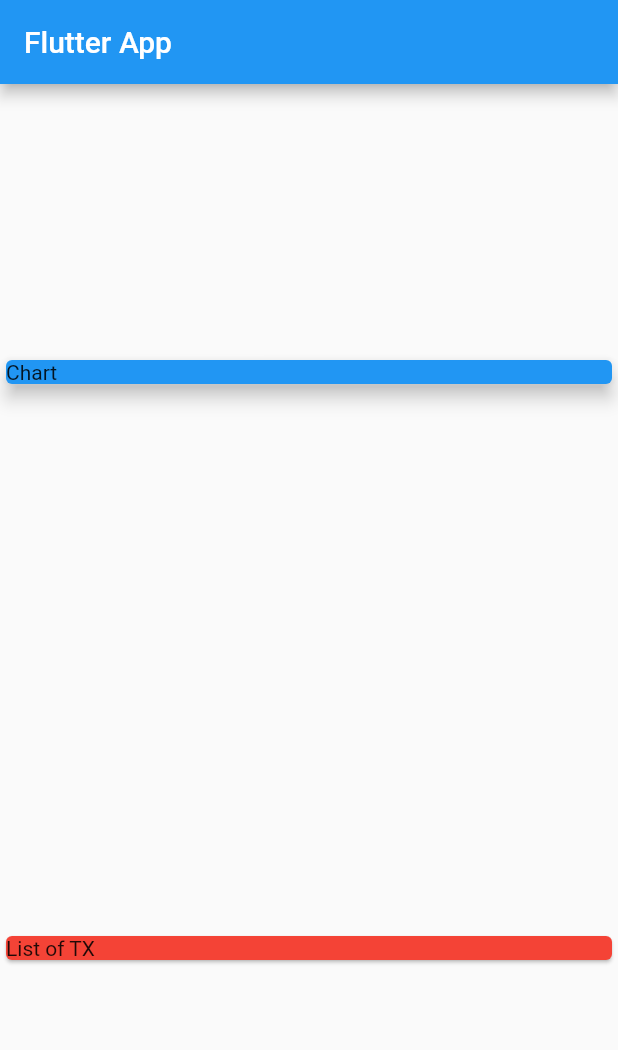
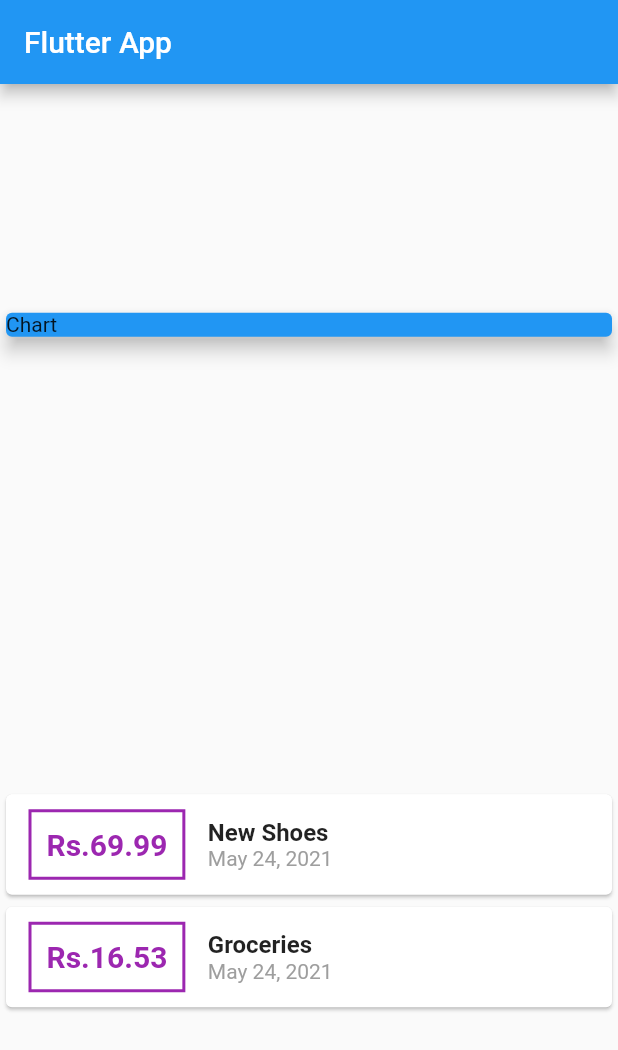
Before and after one commit to suyashagno3/Personal_Expense_Manager, a Flutter app: the screen it shows after launch, on a phone screen of 412 x 824 dp. Shown: the top 1050 px of the screen. Run offline on Flutter 3.47's test engine with Material 2 defaults, Android fonts, the phone set to English and light mode, and no system bars.

Commit message:
Transaction Cards initialised

```diff
--- a/lib/main.dart
+++ b/lib/main.dart
@@ -1,4 +1,7 @@
 import 'package:flutter/material.dart';
+import 'package:intl/intl.dart';
+
+import './transaction.dart';
 
 void main() => runApp(MyApp());
 
@@ -13,6 +16,21 @@ class MyApp extends StatelessWidget {
 }
 
 class MyHomePage extends StatelessWidget {
+  final List<Transaction> transactions = [
+    Transaction(
+      id: 't1',
+      title: 'New Shoes',
+      amount: 69.99,
+      date: DateTime.now(),
+    ),
+    Transaction(
+      id: 't1',
+      title: 'Groceries',
+      amount: 16.53,
+      date: DateTime.now(),
+    ),
+  ];
+
   @override
   Widget build(BuildContext context) {
     return Scaffold(
@@ -33,9 +51,52 @@ class MyHomePage extends StatelessWidget {
               elevation: 5,
             ),
           ),
-          Card(
-            color: Colors.red,
-            child: Text('List of TX'),
+          Column(
+            children: transactions.map((tx) {
+              return Card(
+                child: Row(
+                  children: <Widget>[
+                    Container(
+                      margin: EdgeInsets.symmetric(
+                        vertical: 10,
+                        horizontal: 15,
+                      ),
+                      decoration: BoxDecoration(
+                        border: Border.all(
+                          color: Colors.purple,
+                          width: 2,
+                        ),
+                      ),
+                      padding: EdgeInsets.all(10),
+                      child: Text(
+                        'Rs.${tx.amount}',
+                        style: TextStyle(
+                          fontWeight: FontWeight.bold,
+                          fontSize: 20,
+                          color: Colors.purple,
+                        ),
+                      ),
+                    ),
+                    Column(
+                      crossAxisAlignment: CrossAxisAlignment.start,
+                      children: <Widget>[
+                        Text(
+                          tx.title,
+                          style: TextStyle(
+                            fontSize: 16,
+                            fontWeight: FontWeight.bold,
+                          ),
+                        ),
+                        Text(
+                          DateFormat.yMMMd().format(tx.date),
+                          style: TextStyle(color: Colors.grey),
+                        ),
+                      ],
+                    )
+                  ],
+                ),
+              );
+            }).toList(),
           ),
         ],
       ),
--- a/lib/transaction.dart
+++ b/lib/transaction.dart
@@ -0,0 +1,15 @@
+import 'package:flutter/foundation.dart';
+
+class Transaction {
+  final String id;
+  final String title;
+  final double amount;
+  final DateTime date;
+
+  Transaction({
+    @required this.id,
+    @required this.title,
+    @required this.amount,
+    @required this.date,
+  });
+}
--- a/pubspec.yaml
+++ b/pubspec.yaml
@@ -23,6 +23,7 @@ environment:
 dependencies:
   flutter:
     sdk: flutter
+  intl: ^0.17.0
 
   # The following adds the Cupertino Icons font to your application.
   # Use with the CupertinoIcons class for iOS style icons.
```
Also changed, not shown: pubspec.lock.
